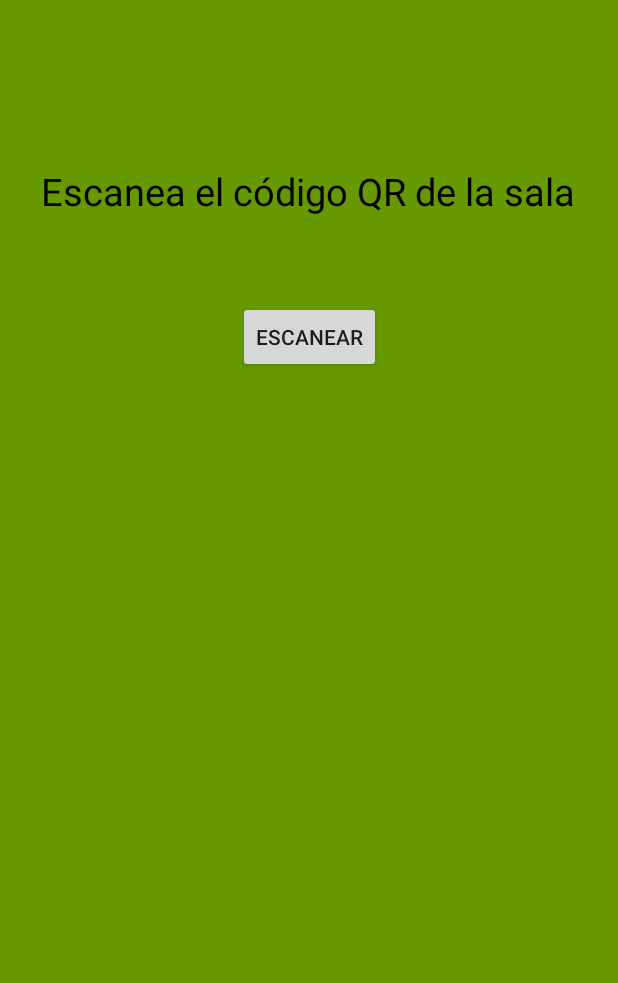
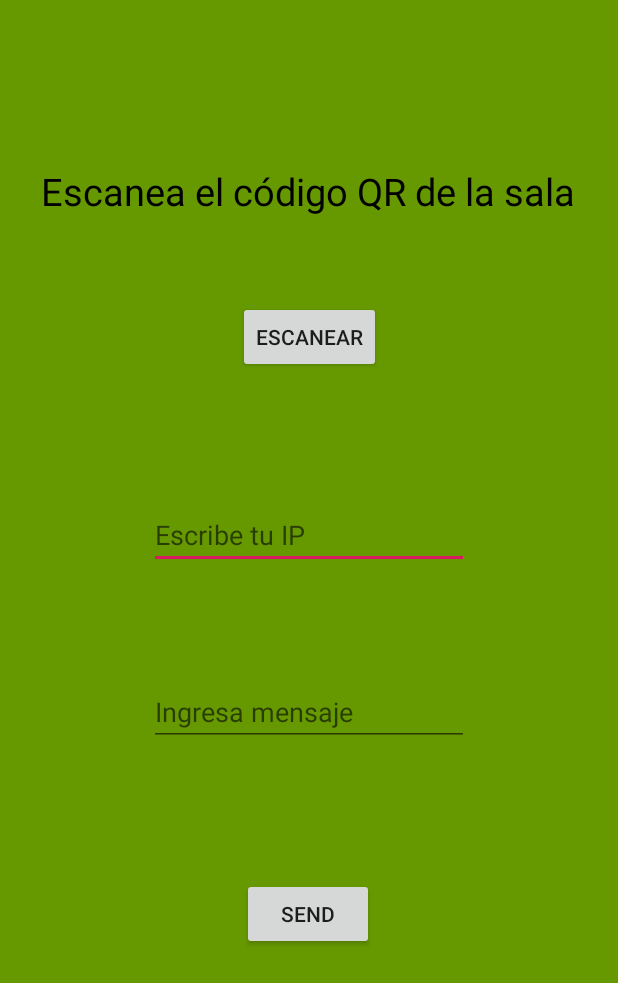
Before and after one commit to u201314147/Android_Bomberman, an Android app: the ReadQRActvity screen opened directly, with no data from a screen before it, on a phone screen of 412 x 824 dp. Shown: the top 983 px of the screen. Run offline under Robolectric (Android 15) with nearby library versions, the light colour scheme and no system bars; libraries missing offline, so code that uses them is left out: com.google.zxing.integration.

Commit message:
Agregar conexión

```diff
--- a/app/src/main/AndroidManifest.xml
+++ b/app/src/main/AndroidManifest.xml
@@ -3,7 +3,8 @@
     xmlns:tools="http://schemas.android.com/tools"
     package="com.app.mg.aoe.upc">
 
-    <uses-permission android:name="android.permission.INTERNET" />
+
+    <uses-permission android:name="android.permission.INTERNET"></uses-permission>
     <uses-permission android:name="android.permission.ACCESS_NETWORK_STATE" />
     <uses-permission android:name="android.permission.ACCESS_WIFI_STATE" />
     <uses-permission android:name="android.permission.CAMERA"/>
--- a/app/src/main/java/com/app/mg/aoe/upc/Activities/ReadQRActvity.java
+++ b/app/src/main/java/com/app/mg/aoe/upc/Activities/ReadQRActvity.java
@@ -1,21 +1,34 @@
 package com.app.mg.aoe.upc.Activities;
 
 import android.content.Intent;
+import android.os.AsyncTask;
 import android.os.Bundle;
+import android.os.Handler;
 import android.support.annotation.Nullable;
 import android.support.v7.app.AppCompatActivity;
 import android.view.View;
 import android.widget.Button;
+import android.widget.EditText;
 import android.widget.TextView;
+import android.widget.Toast;
 
 import com.app.mg.aoe.upc.R;
 import com.google.zxing.integration.android.IntentIntegrator;
 import com.google.zxing.integration.android.IntentResult;
 
+import java.io.DataInputStream;
+import java.io.DataOutputStream;
+import java.io.IOException;
+import java.net.ServerSocket;
+import java.net.Socket;
+
+
 
 public class ReadQRActvity extends AppCompatActivity  {
     Button btnqr;
     TextView tvBarCode;
+    EditText e1,e2;
+
 
     @Override
     protected void onCreate(Bundle savedInstanceState) {
@@ -24,9 +37,85 @@ public class ReadQRActvity extends AppCompatActivity  {
         btnqr = findViewById(R.id.btnScan);
         tvBarCode = findViewById(R.id.tvScan);
         btnqr.setOnClickListener(mOnClickListener);
+        e1= findViewById(R.id.editText);
+        e2= findViewById(R.id.editText2);
 
 
+        Thread myThread = new Thread(new MyServer());
+        myThread.start();
+
     }
+
+    class MyServer implements Runnable{
+
+        ServerSocket ss;
+        Socket mysocket;
+        DataInputStream dis;
+        String message;
+        Handler handler = new Handler();
+
+        @Override
+        public void run() {
+
+            try {
+                ss = new ServerSocket(9700);
+
+                handler.post(new Runnable() {
+                    @Override
+                    public void run() {
+                    Toast.makeText(getApplicationContext(),"Waiting for client",Toast.LENGTH_SHORT).show();
+                    }
+                });
+                while(true){
+                    mysocket = ss.accept();
+                    dis = new DataInputStream(mysocket.getInputStream());
+                    message = dis.readUTF();
+                    handler.post(new Runnable() {
+                        @Override
+                        public void run() {
+                            Toast.makeText(getApplicationContext(),"message recieve from client: " + message, Toast.LENGTH_SHORT).show();
+                        }
+                    });
+                }
+            } catch (IOException e) {
+                e.printStackTrace();
+            }
+
+        }
+    }
+
+
+    public void button_click(View v){
+
+        BackgroundTask b = new BackgroundTask();
+        b.execute(e1.getText().toString(),e2.getText().toString());
+    }
+    public class BackgroundTask extends AsyncTask<String,Void,String>{
+        Socket s;
+        DataOutputStream dos;
+        String ip,message;
+
+        @Override
+        protected String doInBackground(String... params) {
+            ip = params[0];
+            message = params[1];
+
+            try {
+                 s= new Socket(ip,9700);
+                 dos = new DataOutputStream(s.getOutputStream());
+                 dos.writeUTF(message);
+
+                 dos.close();
+                 s.close();
+
+            } catch (IOException e) {
+                e.printStackTrace();
+            }
+
+            return null;
+        }
+    }
+
     private  View.OnClickListener mOnClickListener = new View.OnClickListener() {
         @Override
         public void onClick(View view) {
@@ -49,6 +138,9 @@ public class ReadQRActvity extends AppCompatActivity  {
                     tvBarCode.setText("error");
                 }
     }
+
+
+
     @Override
     protected void onDestroy() {
         super.onDestroy();
--- a/app/src/main/res/layout/activity_readqr.xml
+++ b/app/src/main/res/layout/activity_readqr.xml
@@ -42,4 +42,44 @@
         app:layout_constraintEnd_toEndOf="parent"
         app:layout_constraintStart_toStartOf="parent"
         app:layout_constraintTop_toBottomOf="@+id/tvScan" />
+
+    <EditText
+        android:id="@+id/editText"
+        android:layout_width="wrap_content"
+        android:layout_height="wrap_content"
+        android:ems="10"
+        android:inputType="textPersonName"
+        android:hint="@string/escribe_tu_ip"
+        app:layout_constraintBottom_toBottomOf="parent"
+        app:layout_constraintEnd_toEndOf="parent"
+        app:layout_constraintStart_toStartOf="parent"
+        app:layout_constraintTop_toBottomOf="@+id/btnScan"
+        app:layout_constraintVertical_bias="0.161" />
+
+    <Button
+        android:id="@+id/button"
+        android:layout_width="wrap_content"
+        android:layout_height="wrap_content"
+        android:layout_marginBottom="52dp"
+        android:text="@string/send"
+        android:onClick="button_click"
+        app:layout_constraintBottom_toBottomOf="@+id/imageView"
+        app:layout_constraintEnd_toEndOf="parent"
+        app:layout_constraintHorizontal_bias="0.498"
+        app:layout_constraintStart_toStartOf="parent"
+        app:layout_constraintTop_toBottomOf="@+id/editText"
+        app:layout_constraintVertical_bias="0.597" />
+
+    <EditText
+        android:id="@+id/editText2"
+        android:layout_width="wrap_content"
+        android:layout_height="wrap_content"
+        android:ems="10"
+        android:inputType="textPersonName"
+        android:hint="@string/ingresa_mensaje"
+        app:layout_constraintBottom_toTopOf="@+id/button"
+        app:layout_constraintEnd_toEndOf="parent"
+        app:layout_constraintStart_toStartOf="parent"
+        app:layout_constraintTop_toBottomOf="@+id/editText"
+        app:layout_constraintVertical_bias="0.452" />
 </android.support.constraint.ConstraintLayout>
--- a/app/src/main/res/values/strings.xml
+++ b/app/src/main/res/values/strings.xml
@@ -2,4 +2,7 @@
     <string name="app_name">Aliens On Earth</string>
     <string name="pause">PAUSE</string>
     <string name="NombreSala">Nombre de la sala</string>
+    <string name="escribe_tu_ip">Escribe tu IP</string>
+    <string name="ingresa_mensaje">Ingresa mensaje</string>
+    <string name="send">Send</string>
 </resources>
```
